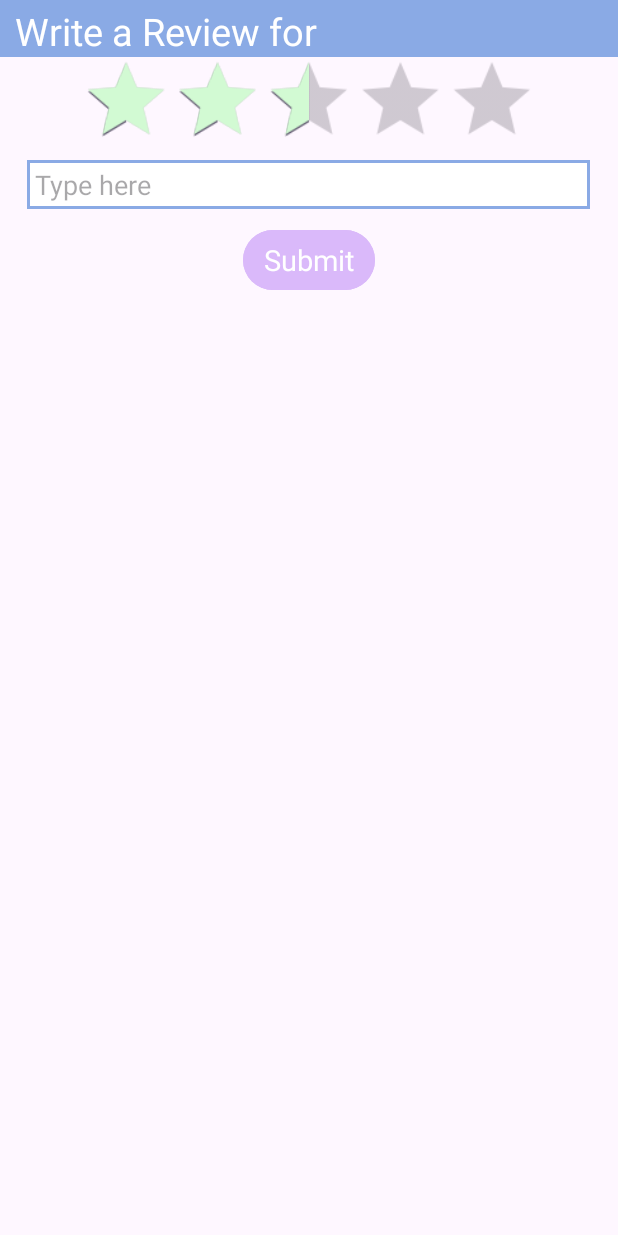
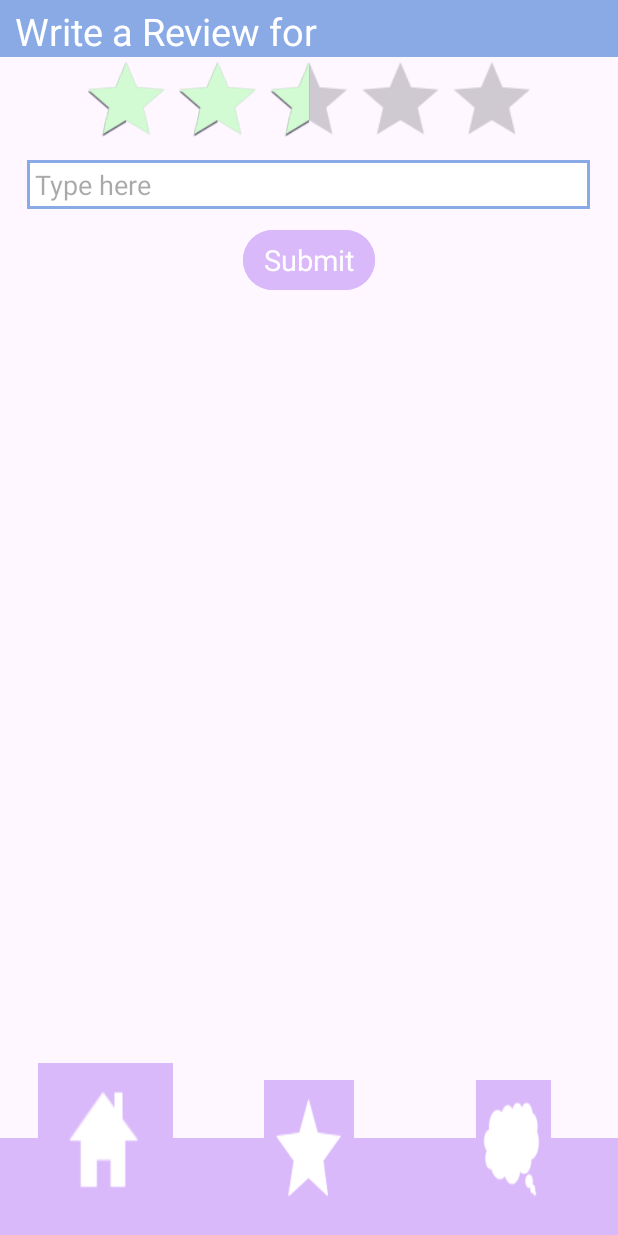
Before and after one commit to evanshaped/FavoriteProfessorApp, an Android app: the AddReview screen opened directly, with no data from a screen before it, on a phone screen of 412 x 824 dp. Run offline under Robolectric (Android 15) with nearby library versions, the light colour scheme and no system bars; our stand-ins replace Firebase (no records; nobody signed in at launch, a user with empty details on screens opened directly).

Commit message:
Add navigation bar with some functionality.

```diff
--- a/app/src/main/java/com/example/favoriteprofessorapp/AddReview.kt
+++ b/app/src/main/java/com/example/favoriteprofessorapp/AddReview.kt
@@ -45,4 +45,19 @@ class AddReview : AppCompatActivity() {
         var myIntent : Intent = Intent(this@AddReview, ReviewActivity::class.java)
         startActivity(myIntent)
     }
+
+//    fun goHome{
+//      var myIntent : Intent = Intent(this@AddReview, MainActivity::class.java)
+//      startActivity(myIntent)
+//    }
+//
+//    fun goFavs{
+//      var myIntent : Intent = Intent(this@AddReview, Favorites::class.java)
+//      startActivity(myIntent)
+//    }
+
+    fun goReview(v: View){
+        var myIntent : Intent = Intent(this@AddReview, AddReview::class.java)
+        startActivity(myIntent)
+    }
 }
--- a/app/src/main/java/com/example/favoriteprofessorapp/MainActivity.kt
+++ b/app/src/main/java/com/example/favoriteprofessorapp/MainActivity.kt
@@ -4,6 +4,7 @@ import android.content.Intent
 import androidx.appcompat.app.AppCompatActivity
 import android.os.Bundle
 import android.util.Log
+import android.view.View
 import com.google.firebase.database.DataSnapshot
 import com.google.firebase.database.DatabaseError
 import com.google.firebase.database.DatabaseReference
@@ -86,6 +87,20 @@ class MainActivity : AppCompatActivity() {
         }
     }
 
+    //    fun goHome{
+//      var myIntent : Intent = Intent(this@MainActivity, MainActivity::class.java)
+//      startActivity(myIntent)
+//    }
+//
+//    fun goFavs{
+//      var myIntent : Intent = Intent(this@MainActivity, Favorites::class.java)
+//      startActivity(myIntent)
+//    }
+
+    fun goReview(v: View){
+        var myIntent : Intent = Intent(this@MainActivity, AddReview::class.java)
+        startActivity(myIntent)
+    }
     companion object {
         var classes_snapshot : DataSnapshot? = null
         var professors_snapshot : DataSnapshot? = null
--- a/app/src/main/java/com/example/favoriteprofessorapp/ReviewActivity.kt
+++ b/app/src/main/java/com/example/favoriteprofessorapp/ReviewActivity.kt
@@ -54,4 +54,19 @@ class ReviewActivity : AppCompatActivity() {
         var myIntent : Intent = Intent(this@ReviewActivity, AddReview::class.java)
         startActivity(myIntent)
     }
+//    fun goHome{
+//      var myIntent : Intent = Intent(this@ReviewActivity, MainActivity::class.java)
+//      startActivity(myIntent)
+//    }
+//
+//    fun goFavs{
+//      var myIntent : Intent = Intent(this@ReviewActivity, Favorites::class.java)
+//      startActivity(myIntent)
+//    }
+
+
+    fun goReview(v: View){
+        var myIntent : Intent = Intent(this@ReviewActivity, AddReview::class.java)
+        startActivity(myIntent)
+    }
 }
--- a/app/src/main/java/com/example/favoriteprofessorapp/SearchActivity.kt
+++ b/app/src/main/java/com/example/favoriteprofessorapp/SearchActivity.kt
@@ -69,7 +69,20 @@ class SearchActivity : AppCompatActivity() {
         }
 
     }
+    //    fun goHome{
+//      var myIntent : Intent = Intent(this@SearchActivity, MainActivity::class.java)
+//      startActivity(myIntent)
+//    }
+//
+//    fun goFavs{
+//      var myIntent : Intent = Intent(this@SearchActivity, Favorites::class.java)
+//      startActivity(myIntent)
+//    }
 
+    fun goReview(v: View){
+        var myIntent : Intent = Intent(this@SearchActivity, AddReview::class.java)
+        startActivity(myIntent)
+    }
     companion object {
         var clicked_professor = ""
     }
--- a/app/src/main/res/layout/activity_main.xml
+++ b/app/src/main/res/layout/activity_main.xml
@@ -14,5 +14,5 @@
         app:layout_constraintEnd_toEndOf="parent"
         app:layout_constraintStart_toStartOf="parent"
         app:layout_constraintTop_toTopOf="parent" />
-
+    <include layout="@layout/activity_nav_bar"/>
 </androidx.constraintlayout.widget.ConstraintLayout>
--- /dev/null
+++ b/app/src/main/res/layout/activity_nav_bar.xml
@@ -0,0 +1,49 @@
+<?xml version="1.0" encoding="utf-8"?>
+<RelativeLayout xmlns:android="http://schemas.android.com/apk/res/android"
+    android:layout_width="match_parent"
+    android:layout_height="match_parent">
+
+    <TextView
+        android:layout_width="450dp"
+        android:layout_height="65dp"
+        android:background="@color/purple"
+        android:layout_alignParentBottom="true"
+        android:id="@+id/bottom"
+        />
+
+    <ImageButton
+        android:layout_width="wrap_content"
+        android:layout_height="wrap_content"
+        android:background="@drawable/ho"
+        android:scaleY="1.23"
+        android:scaleX=".9"
+        android:layout_alignLeft="@+id/bottom"
+        android:layout_marginLeft="20dp"
+        android:layout_marginTop="720dp"
+        android:onClick="goHome"
+        />
+
+    <ImageButton
+        android:layout_width="wrap_content"
+        android:layout_height="wrap_content"
+        android:background="@drawable/star"
+        android:scaleY="1"
+        android:scaleX=".6"
+        android:layout_centerHorizontal="true"
+        android:layout_marginTop="720dp"
+        android:onClick="goFavs"
+        />
+
+    <ImageButton
+        android:layout_width="wrap_content"
+        android:layout_height="wrap_content"
+        android:background="@drawable/thought"
+        android:scaleY=".9"
+        android:scaleX=".5"
+        android:layout_marginTop="715dp"
+        android:layout_alignRight="@+id/bottom"
+        android:layout_marginRight="20dp"
+        android:onClick="goReview"
+        />
+
+</RelativeLayout>
--- a/app/src/main/res/layout/activity_new_review.xml
+++ b/app/src/main/res/layout/activity_new_review.xml
@@ -2,16 +2,16 @@
 <RelativeLayout xmlns:android="http://schemas.android.com/apk/res/android"
     android:layout_width="match_parent"
     android:layout_height="match_parent">
+
     <TextView
+        android:id="@+id/title"
+        style="@style/ProfessorTitleLight"
         android:layout_width="match_parent"
         android:layout_height="wrap_content"
+        android:paddingLeft="10dp"
+        android:paddingTop="3dp"
         android:text="Write a Review for Professor"
-        android:paddingTop="3dp"
-        android:paddingLeft="10dp"
-        android:textSize="25dp"
-        style="@style/ProfessorTitleLight"
-        android:id="@+id/title"
-        />
+        android:textSize="25dp" />
 
     <RatingBar
         android:layout_width="wrap_content"
@@ -52,4 +52,5 @@
         android:onClick="addReview"
         />
 
+    <include layout="@layout/activity_nav_bar"/>
 </RelativeLayout>
--- a/app/src/main/res/layout/activity_reviews.xml
+++ b/app/src/main/res/layout/activity_reviews.xml
@@ -47,5 +47,6 @@
         android:id="@+id/newReview"
         android:onClick="processReview"
         />
+    <include layout="@layout/activity_nav_bar"/>
     />
 </RelativeLayout>
--- a/app/src/main/res/layout/activity_search.xml
+++ b/app/src/main/res/layout/activity_search.xml
@@ -25,5 +25,5 @@
         android:id="@+id/professor_list"
         style="@style/DividerStyleLight"
         android:layout_below="@+id/professor_search" />
-
+    <include layout="@layout/activity_nav_bar"/>
 </RelativeLayout>
```
Also changed, not shown: app/src/main/res/drawable/ho.png (added), app/src/main/res/drawable/homeee.png (added), app/src/main/res/drawable/star.png (added), app/src/main/res/drawable/thought.png (added).
